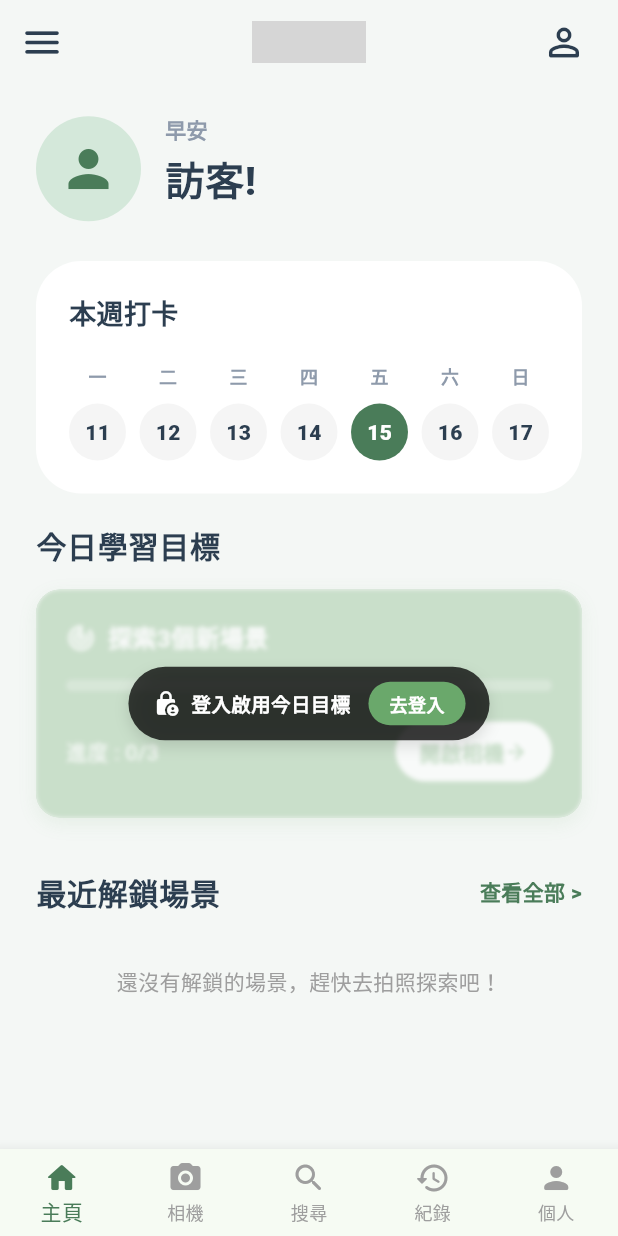
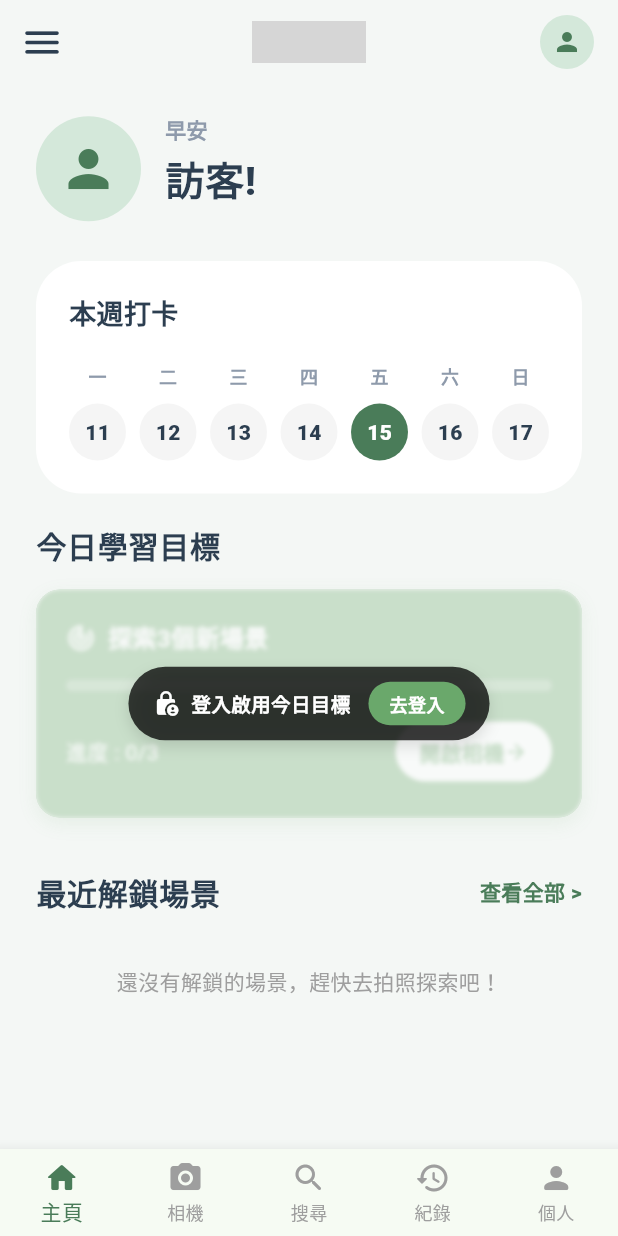
Before and after one commit to s22452007/115502, a Flutter app: the HomeScreen screen opened directly, on a phone screen of 412 x 824 dp. Run offline on Flutter 3.47's test engine with Material 3 defaults, Android fonts, the phone set to English and light mode, and no system bars; our stand-ins replace camera, firebase_auth, firebase_core, flutter_local_notifications, google_sign_in, image_picker and 2 more; accounts and stored records are empty; network calls fail; grey boxes are pictures that could not be loaded.

Commit message:
右上角人頭改頭像

```diff
--- a/115502/jpn_learning_app/lib/screens/home/home_screen.dart
+++ b/115502/jpn_learning_app/lib/screens/home/home_screen.dart
@@ -31,7 +31,6 @@ class HomeScreen extends StatefulWidget {
 }
 
 class _HomeScreenState extends State<HomeScreen> with RouteAware {
-  // 🌟 核心修正：主頁現在是 Index 0
   int _currentIndex = 0;
   int? _lastUserId;
   List<dynamic> _recentScenes = [];
@@ -159,12 +158,24 @@ class _HomeScreenState extends State<HomeScreen> with RouteAware {
         ),
         centerTitle: true,
         actions: [
-          IconButton(
-            icon: const Icon(Icons.person_outline_rounded, size: 30),
-            color: _textColor,
-            onPressed: () => Navigator.push(context, MaterialPageRoute(builder: (_) => const ProfileScreen())),
+          // 🌟 右上角頭像：點擊進入個人檔案
+          GestureDetector(
+            onTap: () => Navigator.push(context, MaterialPageRoute(builder: (_) => const ProfileScreen())),
+            child: Container(
+              margin: const EdgeInsets.only(right: 16),
+              alignment: Alignment.center,
+              child: CircleAvatar(
+                radius: 18,
+                backgroundColor: AppColors.primaryLighter,
+                backgroundImage: (avatarUrl != null && avatarUrl.isNotEmpty)
+                    ? NetworkImage(avatarUrl)
+                    : null,
+                child: (avatarUrl == null || avatarUrl.isEmpty)
+                    ? Icon(Icons.person, size: 20, color: AppColors.primary)
+                    : null,
+              ),
+            ),
           ),
-          const SizedBox(width: 12),
         ],
       ),
       body: SingleChildScrollView(
@@ -259,12 +270,11 @@ class _HomeScreenState extends State<HomeScreen> with RouteAware {
           ],
         ),
       ),
-      // 🌟 調整後的 BottomNavBar 點擊邏輯
       bottomNavigationBar: AppBottomNavBar(
         currentIndex: _currentIndex,
         onTap: (i) {
           if (i == 0) {
-             // 已經在主頁，不動作或執行重新整理
+             // 已經在主頁
           } else if (i == 1) {
              Navigator.push(context, MaterialPageRoute(builder: (_) => const CameraScreen())).then((_) => _syncHomeData());
           } else if (i == 2) {
```
